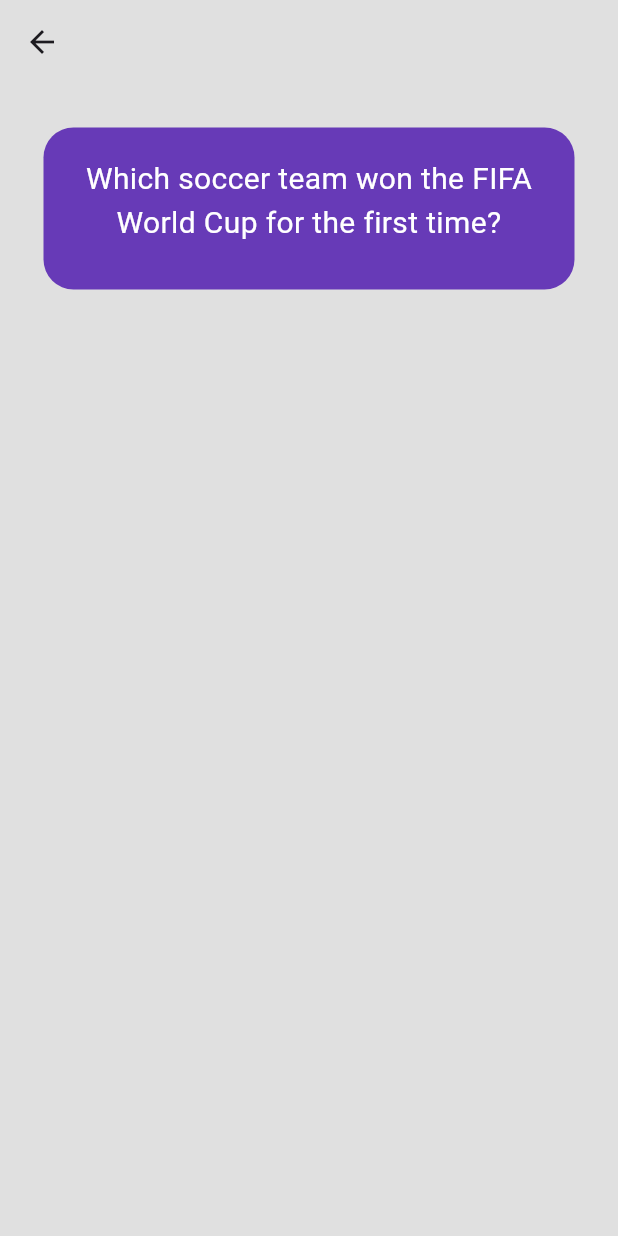
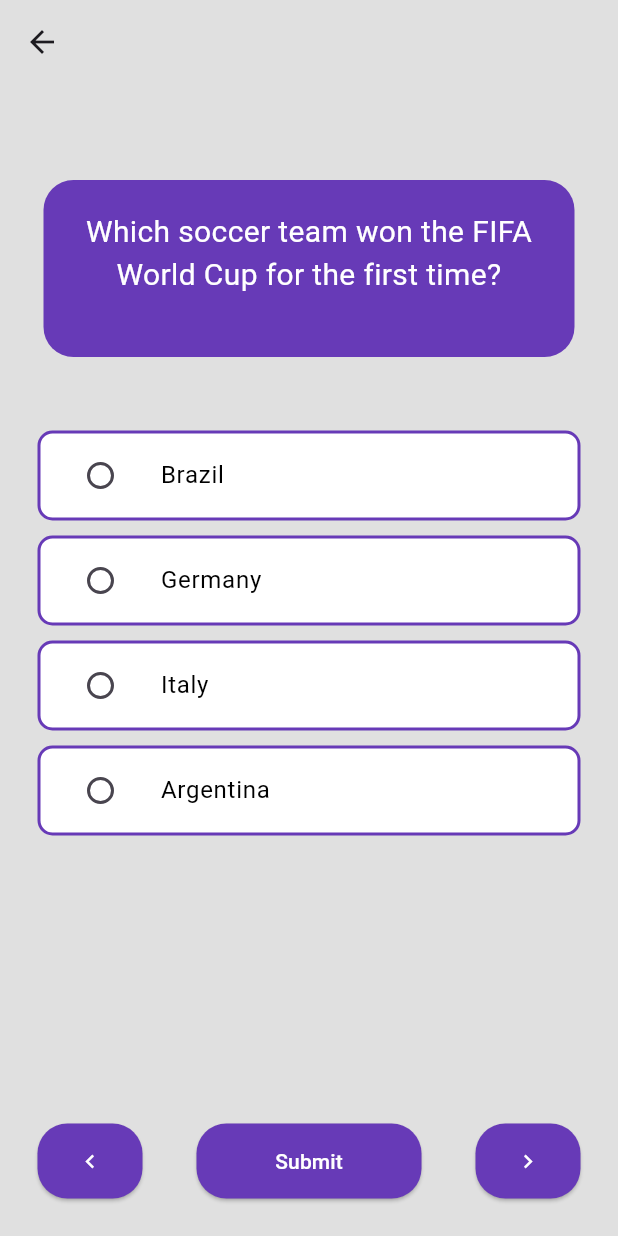
Before and after one commit to cliveeee/quiz_app_flutter, a Flutter app: the QuestionsPage screen opened directly with empty values, on a phone screen of 412 x 824 dp. Run offline on Flutter 3.47's test engine with Material 3 defaults, Android fonts, the phone set to English and light mode, and no system bars; our stand-ins replace image_picker, shared_preferences; accounts and stored records are empty.

```diff
--- a/lib/pages/question_page.dart
+++ b/lib/pages/question_page.dart
@@ -1,4 +1,6 @@
 import 'package:flutter/material.dart';
+import 'package:quiz_app_flutter/widgets/list_tile.dart';
+import 'package:quiz_app_flutter/pages/completion_page.dart';
 
 class QuestionsPage extends StatefulWidget {
   final String title;
@@ -15,6 +17,8 @@ class QuestionsPage extends StatefulWidget {
 }
 
 class _QuestionsPageState extends State<QuestionsPage> {
+  int? selectedIndex;
+
   @override
   Widget build(BuildContext context) {
     return Scaffold(
@@ -42,7 +46,13 @@ class _QuestionsPageState extends State<QuestionsPage> {
       ),
       body: Padding(
         padding: const EdgeInsets.all(25.0),
-        child: Card(
+        child: Column(
+          crossAxisAlignment: CrossAxisAlignment.stretch,
+          mainAxisAlignment: MainAxisAlignment.spaceBetween,
+          children: [
+            const SizedBox(height: 35),
+            // Purple container for the question
+            Card(
               color: Colors.deepPurple,
               elevation: 0,
               shape: RoundedRectangleBorder(
@@ -52,6 +62,8 @@ class _QuestionsPageState extends State<QuestionsPage> {
                 padding: EdgeInsets.all(20.0),
                 child: Column(
                   mainAxisSize: MainAxisSize.min,
+                  mainAxisAlignment: MainAxisAlignment.center,
+                  crossAxisAlignment: CrossAxisAlignment.center,
                   children: [
                     Text(
                       'Which soccer team won the FIFA World Cup for the first time?',
@@ -61,10 +73,135 @@ class _QuestionsPageState extends State<QuestionsPage> {
                       ),
                       textAlign: TextAlign.center,
                     ),
-                SizedBox(height: 10),
+                    SizedBox(height: 20),
                   ],
                 ),
               ),
+            ),
+            const SizedBox(height: 40),
+
+            // Answer options
+            Expanded(
+              child: ListView(
+                children: [
+                  AnswerTile(
+                    answerText: 'Brazil',
+                    isSelected: selectedIndex == 0,
+                    onChanged: (value) {
+                      setState(() {
+                        selectedIndex = 0;
+                      });
+                    },
+                    answerType: AnswerType.radio,
+                  ),
+                  AnswerTile(
+                    answerText: 'Germany',
+                    isSelected: selectedIndex == 1,
+                    onChanged: (value) {
+                      setState(() {
+                        selectedIndex = 1;
+                      });
+                    },
+                    answerType: AnswerType.radio,
+                  ),
+                  AnswerTile(
+                    answerText: 'Italy',
+                    isSelected: selectedIndex == 2,
+                    onChanged: (value) {
+                      setState(() {
+                        selectedIndex = 2;
+                      });
+                    },
+                    answerType: AnswerType.radio,
+                  ),
+                  AnswerTile(
+                    answerText: 'Argentina',
+                    isSelected: selectedIndex == 3,
+                    onChanged: (value) {
+                      setState(() {
+                        selectedIndex = 3;
+                      });
+                    },
+                    answerType: AnswerType.radio,
+                  ),
+                ],
+              ),
+            ),
+            // Buttons at the bottom
+            Padding(
+              padding: const EdgeInsets.only(top: 20),
+              child: Row(
+                mainAxisAlignment: MainAxisAlignment.spaceBetween,
+                children: [
+                  SizedBox(
+                    width: 70,
+                    height: 50,
+                    child: ElevatedButton(
+                      style: ElevatedButton.styleFrom(
+                        backgroundColor: Colors.deepPurple,
+                        shape: RoundedRectangleBorder(
+                          borderRadius: BorderRadius.circular(20),
+                        ),
+                      ),
+                      onPressed: () {
+                        // Add action for Prev button
+                      },
+                      child:
+                          const Icon(Icons.chevron_left, color: Colors.white),
+                    ),
+                  ),
+                  SizedBox(
+                    width: 150,
+                    height: 50,
+                    child: ElevatedButton(
+                      style: ElevatedButton.styleFrom(
+                        backgroundColor: Colors.deepPurple,
+                        shape: RoundedRectangleBorder(
+                          borderRadius: BorderRadius.circular(20),
+                        ),
+                      ),
+                      onPressed: () {
+                        // Add action for Submit button
+
+                        Navigator.push(
+                          context,
+                          MaterialPageRoute(
+                            builder: (context) => const CompletionPage(),
+                          ),
+                        );
+                      },
+                      child: const Row(
+                        mainAxisAlignment: MainAxisAlignment.center,
+                        children: [
+                          Text(
+                            'Submit',
+                            style: TextStyle(color: Colors.white),
+                          ),
+                        ],
+                      ),
+                    ),
+                  ),
+                  SizedBox(
+                    width: 70,
+                    height: 50,
+                    child: ElevatedButton(
+                      style: ElevatedButton.styleFrom(
+                        backgroundColor: Colors.deepPurple,
+                        shape: RoundedRectangleBorder(
+                          borderRadius: BorderRadius.circular(20),
+                        ),
+                      ),
+                      onPressed: () {
+                        // Add action for Next button
+                      },
+                      child:
+                          const Icon(Icons.chevron_right, color: Colors.white),
+                    ),
+                  ),
+                ],
+              ),
+            ),
+          ],
         ),
       ),
     );
--- /dev/null
+++ b/lib/widgets/list_tile.dart
@@ -0,0 +1,62 @@
+import 'package:flutter/material.dart';
+
+enum AnswerType { radio, checkbox }
+
+class AnswerTile extends StatelessWidget {
+  final String answerText;
+  final bool isSelected;
+  final void Function(bool?)? onChanged;
+  final AnswerType answerType;
+
+  const AnswerTile({
+    Key? key,
+    required this.answerText,
+    required this.isSelected,
+    required this.onChanged,
+    required this.answerType,
+  }) : super(key: key);
+
+  @override
+  Widget build(BuildContext context) {
+    return Container(
+      margin: const EdgeInsets.symmetric(vertical: 5.0),
+      decoration: BoxDecoration(
+        color: isSelected
+            ? Colors.deepPurple
+            : Colors.white, // Default white, change to purple when selected
+        borderRadius: BorderRadius.circular(10),
+        border: Border.all(
+          color: Colors.deepPurple, // Purple border
+          width: 2.0,
+        ),
+      ),
+      child: ListTile(
+        contentPadding: const EdgeInsets.symmetric(horizontal: 16.0),
+        leading: answerType == AnswerType.radio
+            ? Radio<bool>(
+                value: true, // This value indicates the selected state
+                groupValue: isSelected
+                    ? true
+                    : null, // Set groupValue to null if no answer is selected
+                onChanged: onChanged,
+                activeColor:
+                    Colors.white, // White color for selected radio button
+              )
+            : Checkbox(
+                value: isSelected,
+                onChanged: onChanged,
+                activeColor: Colors.white, // White color for selected checkbox
+              ),
+        title: Text(
+          answerText,
+          style: TextStyle(
+            fontSize: 16,
+            color: isSelected
+                ? Colors.white
+                : Colors.black, // Default black, change to white when selected
+          ),
+        ),
+      ),
+    );
+  }
+}
```
Also changed, not shown: lib/pages/completion_page.dart (added, +165 -0 lines), pubspec.lock, 2 other files. Lines whose indentation alone changed are shown as unchanged.
